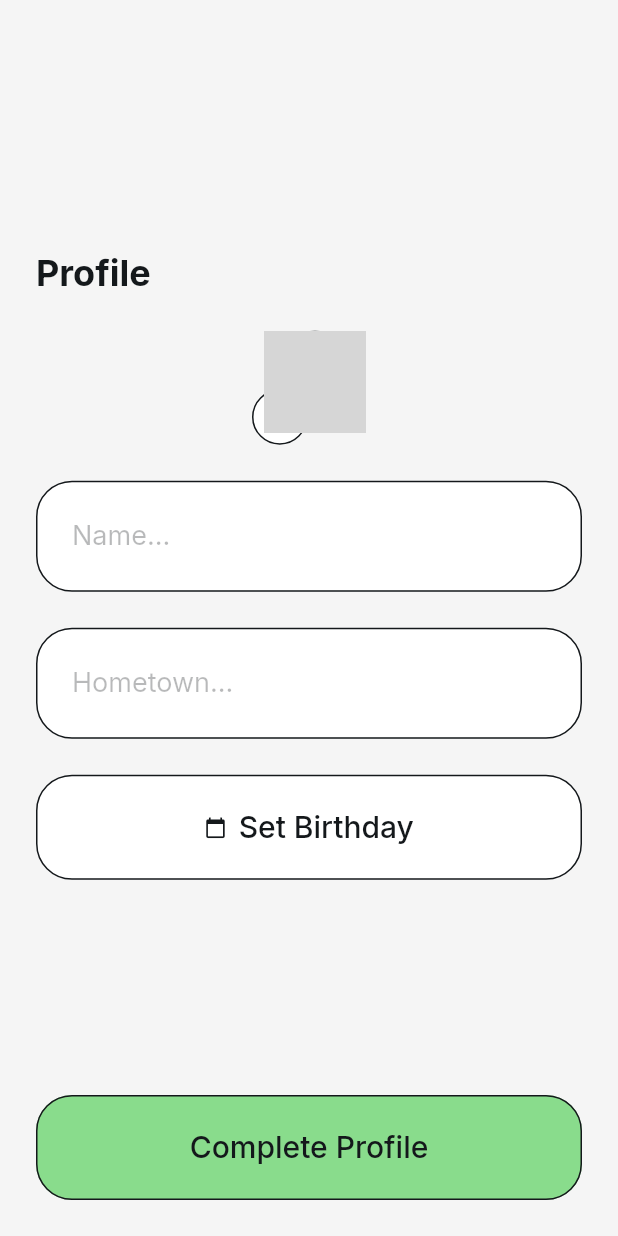
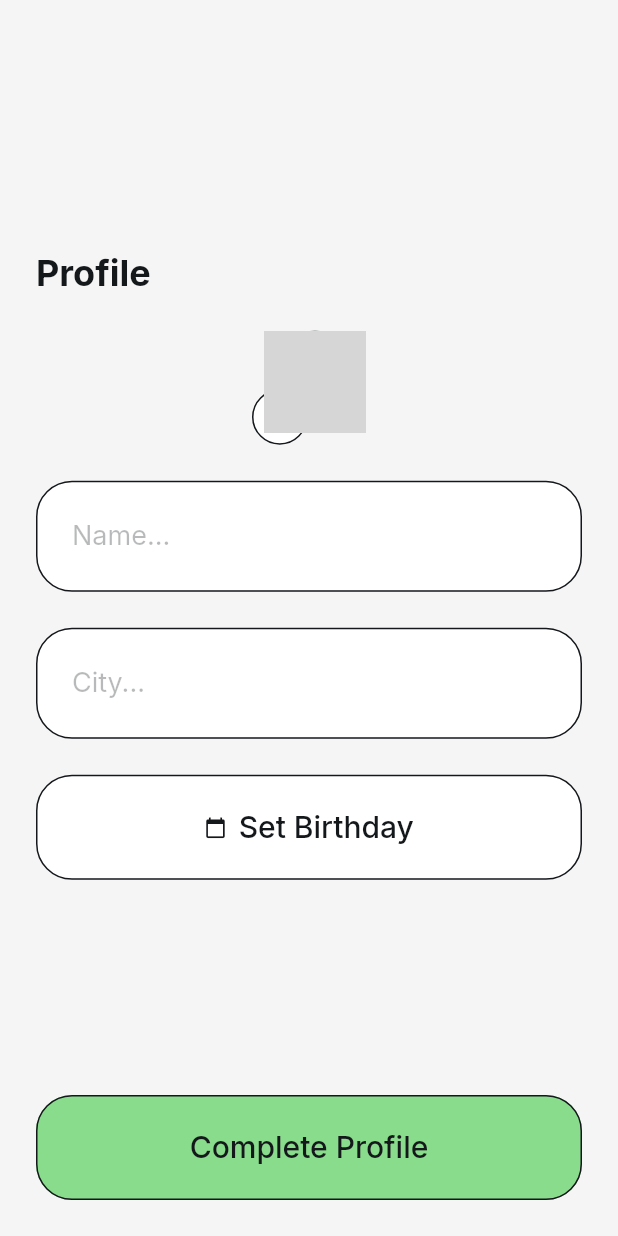
Before and after one commit to kateciulla/TodoApp-FlutterFlow, a Flutter app: the OnboardingWidget screen opened by its route, on a phone screen of 412 x 824 dp. Run offline on Flutter 3.47's test engine with Material 3 defaults, Android fonts, the phone set to English and light mode, and no system bars; drawn by our look-alikes of auto_size_text; our stand-ins replace cloud_firestore, easy_debounce, file_picker, firebase_auth, firebase_core, firebase_storage and 12 more; missing offline and left inert: json_path, mime_type; accounts and stored records are empty; network calls fail; grey boxes are pictures that could not be loaded.

```diff
--- a/lib/backend/schema/users_record.dart
+++ b/lib/backend/schema/users_record.dart
@@ -55,10 +55,10 @@ class UsersRecord extends FirestoreRecord {
   String get socialMediaHandle => _socialMediaHandle ?? '';
   bool hasSocialMediaHandle() => _socialMediaHandle != null;
 
-  // "hometown" field.
-  String? _hometown;
-  String get hometown => _hometown ?? '';
-  bool hasHometown() => _hometown != null;
+  // "city" field.
+  String? _city;
+  String get city => _city ?? '';
+  bool hasCity() => _city != null;
 
   void _initializeFields() {
     _email = snapshotData['email'] as String?;
@@ -69,7 +69,7 @@ class UsersRecord extends FirestoreRecord {
     _phoneNumber = snapshotData['phone_number'] as String?;
     _birthday = snapshotData['birthday'] as DateTime?;
     _socialMediaHandle = snapshotData['social_media_handle'] as String?;
-    _hometown = snapshotData['hometown'] as String?;
+    _city = snapshotData['city'] as String?;
   }
 
   static CollectionReference get collection =>
@@ -114,7 +114,7 @@ Map<String, dynamic> createUsersRecordData({
   String? phoneNumber,
   DateTime? birthday,
   String? socialMediaHandle,
-  String? hometown,
+  String? city,
 }) {
   final firestoreData = mapToFirestore(
     <String, dynamic>{
@@ -126,7 +126,7 @@ Map<String, dynamic> createUsersRecordData({
       'phone_number': phoneNumber,
       'birthday': birthday,
       'social_media_handle': socialMediaHandle,
-      'hometown': hometown,
+      'city': city,
     }.withoutNulls,
   );
 
@@ -146,7 +146,7 @@ class UsersRecordDocumentEquality implements Equality<UsersRecord> {
         e1?.phoneNumber == e2?.phoneNumber &&
         e1?.birthday == e2?.birthday &&
         e1?.socialMediaHandle == e2?.socialMediaHandle &&
-        e1?.hometown == e2?.hometown;
+        e1?.city == e2?.city;
   }
 
   @override
@@ -159,7 +159,7 @@ class UsersRecordDocumentEquality implements Equality<UsersRecord> {
         e?.phoneNumber,
         e?.birthday,
         e?.socialMediaHandle,
-        e?.hometown
+        e?.city
       ]);
 
   @override
--- a/lib/login/login_widget.dart
+++ b/lib/login/login_widget.dart
@@ -91,7 +91,7 @@ class _LoginWidgetState extends State<LoginWidget>
                       ),
                     ),
                     Container(
-                      height: 333.58,
+                      height: 372.28,
                       decoration: const BoxDecoration(),
                       child: Column(
                         children: [
--- a/lib/onboarding/onboarding_widget.dart
+++ b/lib/onboarding/onboarding_widget.dart
@@ -296,7 +296,7 @@ class _OnboardingWidgetState extends State<OnboardingWidget> {
                                 letterSpacing: 0.0,
                                 fontWeight: FontWeight.w500,
                               ),
-                          hintText: 'Hometown...',
+                          hintText: 'City...',
                           hintStyle:
                               FlutterFlowTheme.of(context).labelLarge.override(
                                     fontFamily: 'Inter',
@@ -445,7 +445,7 @@ class _OnboardingWidgetState extends State<OnboardingWidget> {
                   await currentUserReference!.update(createUsersRecordData(
                     displayName: _model.textController1.text,
                     birthday: _model.datePicked,
-                    hometown: _model.textController2.text,
+                    city: _model.textController2.text,
                   ));
 
                   context.goNamed('tasks');
```
Also changed, not shown: lib/tasks/tasks_widget.dart (+17 -0 lines).
